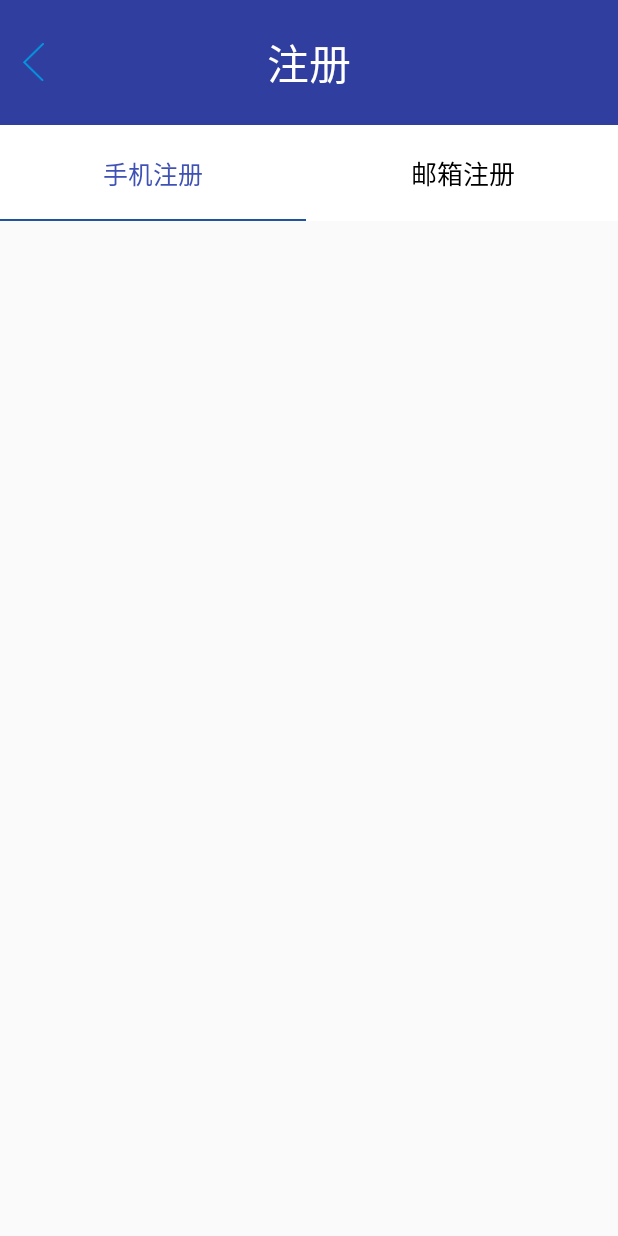
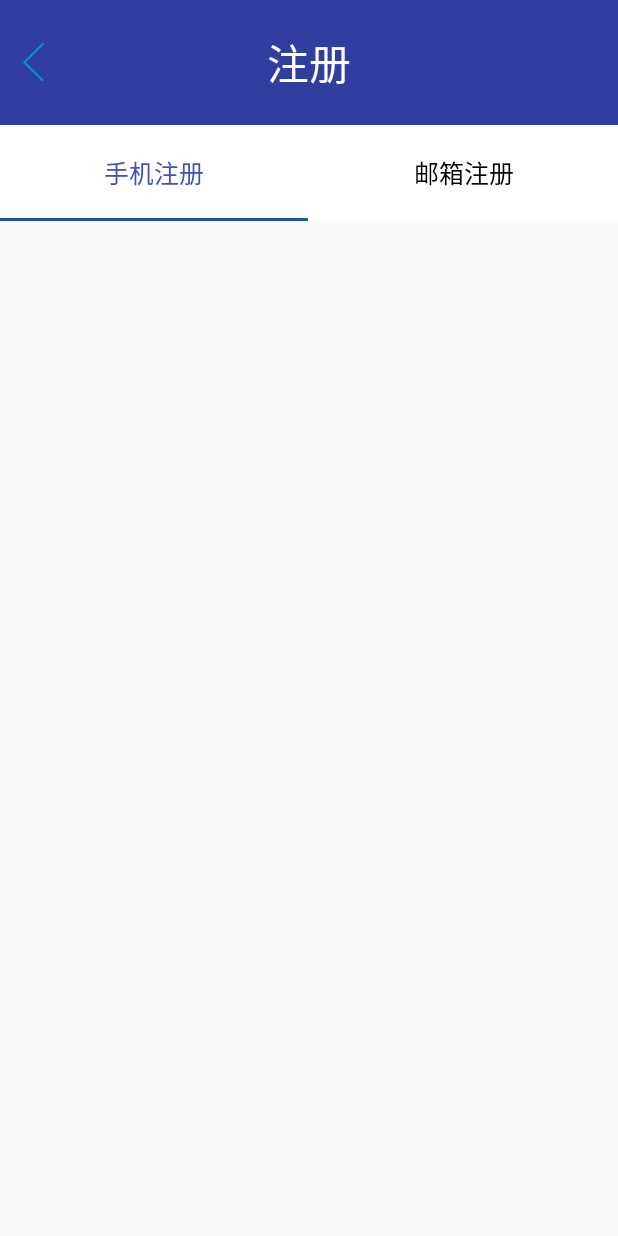
Before and after one commit to wenyuhang/Pandas, an Android app: the RegisterActivity screen opened directly, with no data from a screen before it, on a phone screen of 412 x 824 dp. Run offline under Robolectric (Android 15) with nearby library versions, the phone set to English and light mode, and no system bars; our stand-ins replace ButterKnife.

Commit message:
李琰第er次提交

```diff
--- a/app/src/main/res/layout/activity_register.xml
+++ b/app/src/main/res/layout/activity_register.xml
@@ -61,7 +61,7 @@
             android:textColor="@color/pandalive_textchange"
             android:gravity="center"
             android:button="@null"
-            android:textSize="@dimen/x31"
+            android:textSize="@dimen/x30"
             android:background="@drawable/pandalive_radio"/>
     </RadioGroup>
 
```
